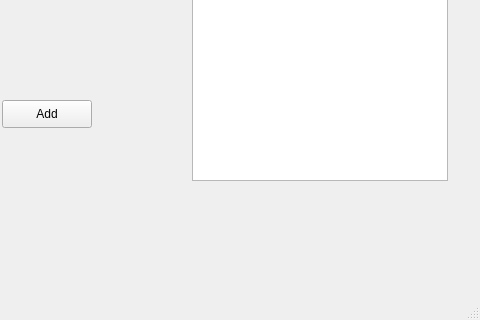
Old version of the form mainwindow.ui in the repository Shakir-L/ToDoApp; both pictures show x 98 to 578 and y 280 to 600 of the 578 by 600 pixel window.
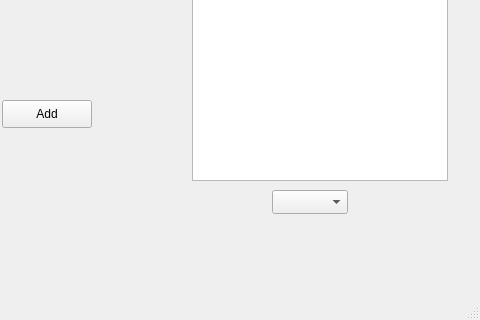
New version of the form.

Commit message: Ajout de filtre et d edit

```diff
--- a/mainwindow.ui
+++ b/mainwindow.ui
@@ -60,6 +60,16 @@
      </rect>
     </property>
    </widget>
+   <widget class="QComboBox" name="categoryFilterComboBox">
+    <property name="geometry">
+     <rect>
+      <x>370</x>
+      <y>470</y>
+      <width>76</width>
+      <height>24</height>
+     </rect>
+    </property>
+   </widget>
   </widget>
   <widget class="QMenuBar" name="menubar">
    <property name="geometry">
```
The commit also changes 2 other files.
